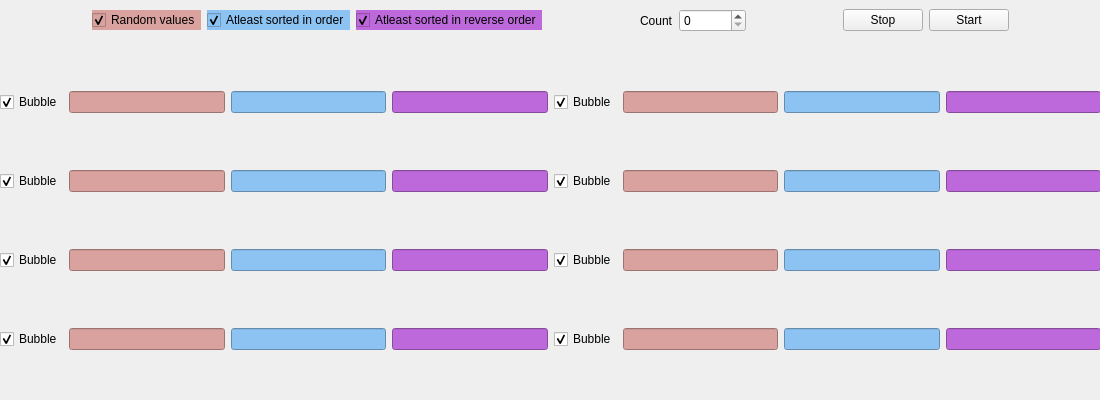
Qt form lab2/algorithms_efficiency_window.ui (Megarekrut65/4sem-ooop-lab2) before a commit.
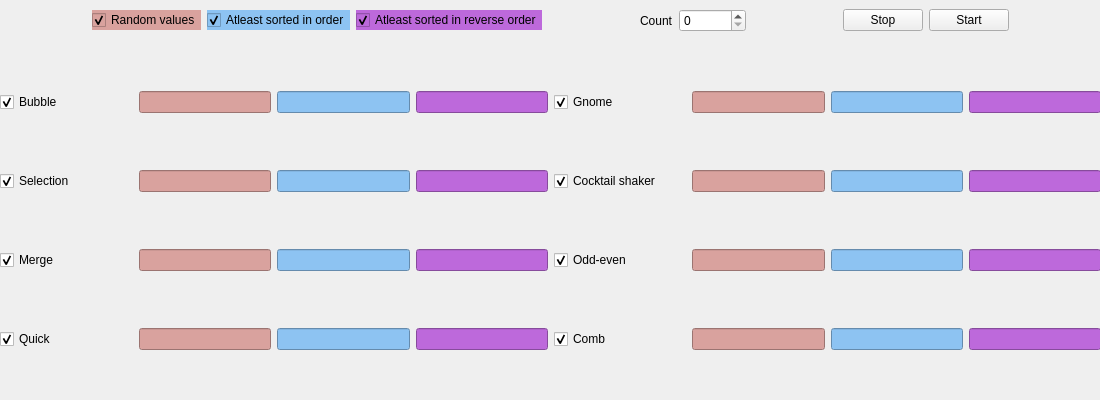
The same form after that commit.

Commit message: selecting algorithms checkbox object names values

What changed in the file:
```diff
--- a/lab2/algorithms_efficiency_window.ui
+++ b/lab2/algorithms_efficiency_window.ui
@@ -52,7 +52,13 @@
       <item>
        <layout class="QHBoxLayout" name="horizontalLayout_3">
         <item>
-         <widget class="QCheckBox" name="checkBox">
+         <widget class="QCheckBox" name="bubble_checkBox">
+          <property name="sizePolicy">
+           <sizepolicy hsizetype="Expanding" vsizetype="Fixed">
+            <horstretch>0</horstretch>
+            <verstretch>0</verstretch>
+           </sizepolicy>
+          </property>
           <property name="text">
            <string>Bubble</string>
           </property>
@@ -99,9 +105,15 @@
       <item>
        <layout class="QHBoxLayout" name="horizontalLayout_9">
         <item>
-         <widget class="QCheckBox" name="checkBox_10">
+         <widget class="QCheckBox" name="selection_checkBox">
+          <property name="sizePolicy">
+           <sizepolicy hsizetype="Expanding" vsizetype="Fixed">
+            <horstretch>0</horstretch>
+            <verstretch>0</verstretch>
+           </sizepolicy>
+          </property>
           <property name="text">
-           <string>Bubble</string>
+           <string>Selection</string>
           </property>
           <property name="checked">
            <bool>true</bool>
@@ -146,9 +158,15 @@
       <item>
        <layout class="QHBoxLayout" name="horizontalLayout_4">
         <item>
-         <widget class="QCheckBox" name="checkBox_5">
+         <widget class="QCheckBox" name="merge_checkBox">
+          <property name="sizePolicy">
+           <sizepolicy hsizetype="Expanding" vsizetype="Fixed">
+            <horstretch>0</horstretch>
+            <verstretch>0</verstretch>
+           </sizepolicy>
+          </property>
           <property name="text">
-           <string>Bubble</string>
+           <string>Merge</string>
           </property>
           <property name="checked">
            <bool>true</bool>
@@ -193,9 +211,15 @@
       <item>
        <layout class="QHBoxLayout" name="horizontalLayout_10">
         <item>
-         <widget class="QCheckBox" name="checkBox_11">
+         <widget class="QCheckBox" name="quick_checkBox">
+          <property name="sizePolicy">
+           <sizepolicy hsizetype="Expanding" vsizetype="Fixed">
+            <horstretch>0</horstretch>
+            <verstretch>0</verstretch>
+           </sizepolicy>
+          </property>
           <property name="text">
-           <string>Bubble</string>
+           <string>Quick</string>
           </property>
           <property name="checked">
            <bool>true</bool>
@@ -244,9 +268,15 @@
       <item>
        <layout class="QHBoxLayout" name="horizontalLayout_16">
         <item>
-         <widget class="QCheckBox" name="checkBox_17">
+         <widget class="QCheckBox" name="gnome_checkBox">
+          <property name="sizePolicy">
+           <sizepolicy hsizetype="Expanding" vsizetype="Fixed">
+            <horstretch>0</horstretch>
+            <verstretch>0</verstretch>
+           </sizepolicy>
+          </property>
           <property name="text">
-           <string>Bubble</string>
+           <string>Gnome</string>
           </property>
           <property name="checked">
            <bool>true</bool>
@@ -291,9 +321,18 @@
       <item>
        <layout class="QHBoxLayout" name="horizontalLayout_17">
         <item>
-         <widget class="QCheckBox" name="checkBox_18">
+         <widget class="QCheckBox" name="cocktail_shaker_checkBox">
+          <property name="sizePolicy">
+           <sizepolicy hsizetype="Expanding" vsizetype="Fixed">
+            <horstretch>0</horstretch>
+            <verstretch>0</verstretch>
+           </sizepolicy>
+          </property>
+          <property name="inputMethodHints">
+           <set>Qt::ImhNone</set>
+          </property>
           <property name="text">
-           <string>Bubble</string>
+           <string>Cocktail shaker</string>
           </property>
           <property name="checked">
            <bool>true</bool>
@@ -338,9 +377,15 @@
       <item>
        <layout class="QHBoxLayout" name="horizontalLayout_18">
         <item>
-         <widget class="QCheckBox" name="checkBox_19">
+         <widget class="QCheckBox" name="odd_even_checkBox">
+          <property name="sizePolicy">
+           <sizepolicy hsizetype="Expanding" vsizetype="Fixed">
+            <horstretch>0</horstretch>
+            <verstretch>0</verstretch>
+           </sizepolicy>
+          </property>
           <property name="text">
-           <string>Bubble</string>
+           <string>Odd-even</string>
           </property>
           <property name="checked">
            <bool>true</bool>
@@ -385,9 +430,15 @@
       <item>
        <layout class="QHBoxLayout" name="horizontalLayout_19">
         <item>
-         <widget class="QCheckBox" name="checkBox_20">
+         <widget class="QCheckBox" name="comb_checkBox">
+          <property name="sizePolicy">
+           <sizepolicy hsizetype="Expanding" vsizetype="Fixed">
+            <horstretch>0</horstretch>
+            <verstretch>0</verstretch>
+           </sizepolicy>
+          </property>
           <property name="text">
-           <string>Bubble</string>
+           <string>Comb</string>
           </property>
           <property name="checked">
            <bool>true</bool>
```
